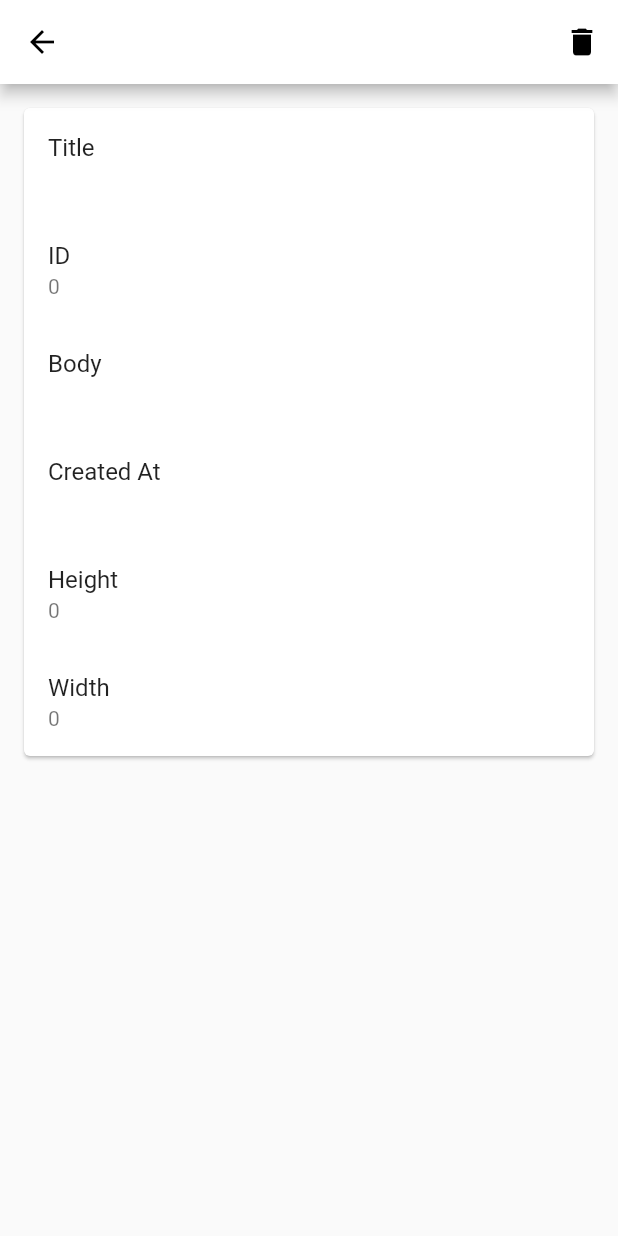
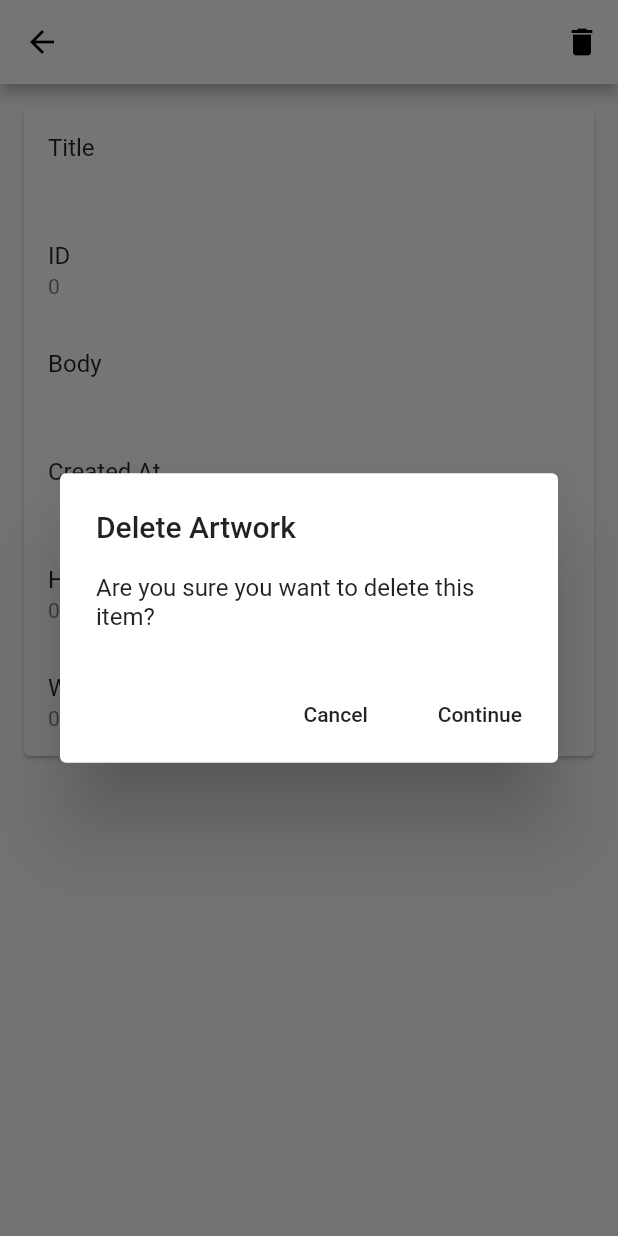
Before and after one commit to jbiddulph/flutterJB, a Flutter app: the ArtworkDetail screen opened directly with empty values, after a tap on the "delete" icon, on a phone screen of 412 x 824 dp. Run offline on Flutter 3.47's test engine with Material 2 defaults, Android fonts, the phone set to English and light mode, and no system bars; our stand-ins replace flutter_secure_storage; accounts and stored records are empty; Roboto replaces fonts that are missing (Poppins).

Commit message:
added confirm delete alert

```diff
--- a/lib/pages/artwork_detail.dart
+++ b/lib/pages/artwork_detail.dart
@@ -4,7 +4,6 @@ import 'package:flutterjb/pages/home.dart';
 import '../model/artwork_model.dart';
 
 class ArtworkDetail extends StatelessWidget {
-
   APIService httpService = new APIService();
   final Artwork artwork;
 
@@ -18,13 +17,8 @@ class ArtworkDetail extends StatelessWidget {
           actions: <Widget>[
             IconButton(
               icon: Icon(Icons.delete),
-            onPressed: () async {
-              await httpService.deleteArtwork(artwork.id);
-              Navigator.of(context).pop();
-              Navigator.pushReplacement(
-                context,
-                MaterialPageRoute(builder: (context) => Home()),
-              );
+              onPressed: () {
+                showAlertDialog(context);
               },
             )
           ],
@@ -68,7 +62,43 @@ class ArtworkDetail extends StatelessWidget {
               ],
             ),
           ),
-      )
+        ));
+  }
+
+  showAlertDialog(BuildContext context) {
+    // set up the buttons
+    Widget cancelButton = FlatButton(
+      child: Text("Cancel"),
+      onPressed: () {
+        Navigator.of(context).pop(); // dismiss dialog
+      },
+    );
+    Widget continueButton = FlatButton(
+      child: Text("Continue"),
+      onPressed: () async {
+        await httpService.deleteArtwork(artwork.id);
+        Navigator.of(context).pop();
+        Navigator.pushReplacement(
+          context,
+          MaterialPageRoute(builder: (context) => Home()),
+        );
+      },
+    );
+    // set up the AlertDialog
+    AlertDialog alert = AlertDialog(
+      title: Text("Delete Artwork"),
+      content: Text("Are you sure you want to delete this item?"),
+      actions: [
+        cancelButton,
+        continueButton,
+      ],
+    );
+    // show the dialog
+    showDialog(
+      context: context,
+      builder: (BuildContext context) {
+        return alert;
+      },
     );
   }
 }
```
Lines whose indentation alone changed are shown as unchanged.
